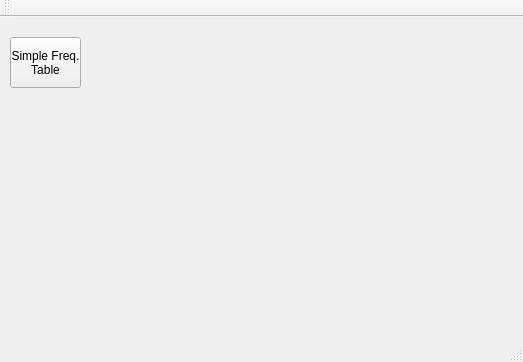
Above: ui/shelper.ui from h-nick/SHelper before the change. Below: the same form after it.
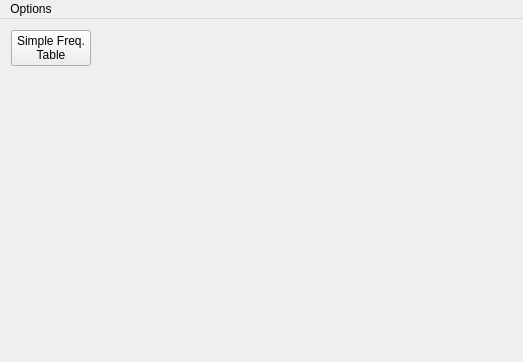
That is the form after the change.

```diff
--- a/ui/shelper.ui
+++ b/ui/shelper.ui
@@ -14,20 +14,48 @@
    <string>Shelper</string>
   </property>
   <widget class="QWidget" name="centralWidget">
-   <widget class="QPushButton" name="button_simplefreq">
-    <property name="geometry">
-     <rect>
-      <x>10</x>
-      <y>20</y>
-      <width>71</width>
-      <height>51</height>
-     </rect>
-    </property>
-    <property name="text">
-     <string>Simple Freq.
+   <layout class="QGridLayout" name="gridLayout">
+    <item row="0" column="1">
+     <spacer name="horizontalSpacer">
+      <property name="orientation">
+       <enum>Qt::Horizontal</enum>
+      </property>
+      <property name="sizeHint" stdset="0">
+       <size>
+        <width>40</width>
+        <height>20</height>
+       </size>
+      </property>
+     </spacer>
+    </item>
+    <item row="1" column="0">
+     <spacer name="verticalSpacer">
+      <property name="orientation">
+       <enum>Qt::Vertical</enum>
+      </property>
+      <property name="sizeHint" stdset="0">
+       <size>
+        <width>20</width>
+        <height>40</height>
+       </size>
+      </property>
+     </spacer>
+    </item>
+    <item row="0" column="0">
+     <widget class="QPushButton" name="button_simplefreq">
+      <property name="sizePolicy">
+       <sizepolicy hsizetype="Minimum" vsizetype="Fixed">
+        <horstretch>0</horstretch>
+        <verstretch>0</verstretch>
+       </sizepolicy>
+      </property>
+      <property name="text">
+       <string>Simple Freq.
 Table</string>
-    </property>
-   </widget>
+      </property>
+     </widget>
+    </item>
+   </layout>
   </widget>
   <widget class="QMenuBar" name="menuBar">
    <property name="geometry">
@@ -38,16 +66,25 @@
      <height>21</height>
     </rect>
    </property>
+   <widget class="QMenu" name="menuOptions">
+    <property name="title">
+     <string>Options</string>
+    </property>
+    <addaction name="actionLanguage"/>
+    <addaction name="actionAbout"/>
+   </widget>
+   <addaction name="menuOptions"/>
   </widget>
-  <widget class="QToolBar" name="mainToolBar">
-   <attribute name="toolBarArea">
-    <enum>TopToolBarArea</enum>
-   </attribute>
-   <attribute name="toolBarBreak">
-    <bool>false</bool>
-   </attribute>
-  </widget>
-  <widget class="QStatusBar" name="statusBar"/>
+  <action name="actionLanguage">
+   <property name="text">
+    <string>Language (Not Implemented)</string>
+   </property>
+  </action>
+  <action name="actionAbout">
+   <property name="text">
+    <string>About</string>
+   </property>
+  </action>
  </widget>
  <layoutdefault spacing="6" margin="11"/>
  <resources/>
```
